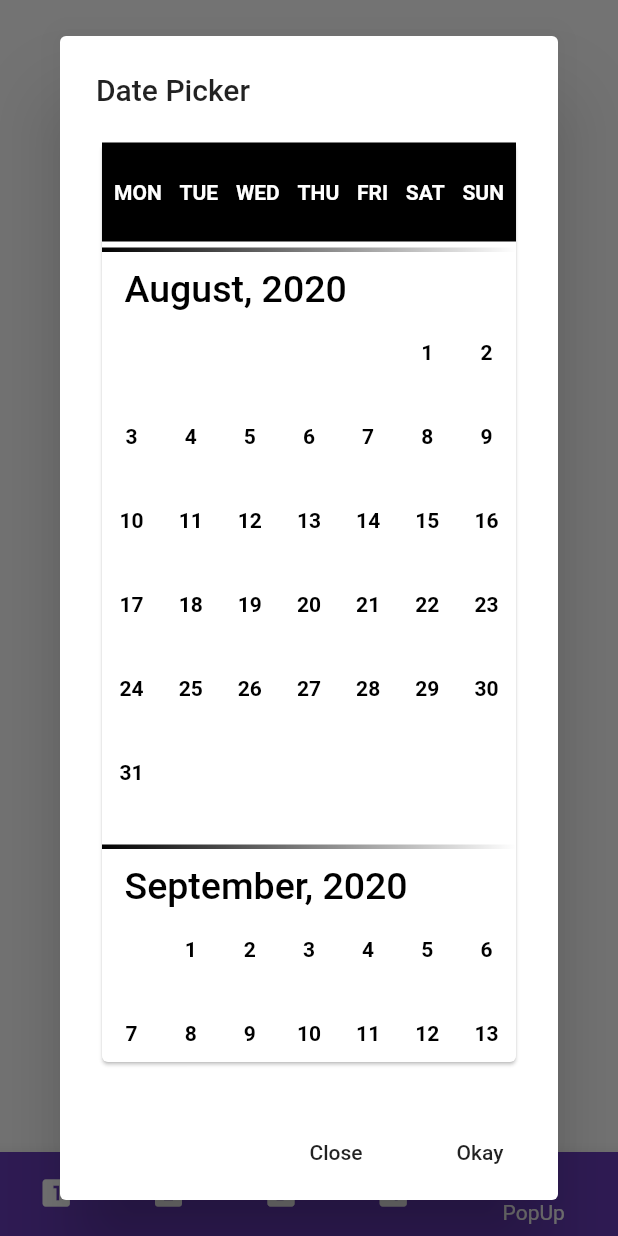
After one commit to achreffaidi/customizable_date_picker, a Flutter app: the screen it shows after launch, item 5 of the bottom bar chosen, after a tap on "Pick Date rage", on a phone screen of 412 x 824 dp. The commit adds this screen. Run offline on Flutter 3.47's test engine with Material 2 defaults, Android fonts, the phone set to English and light mode, and no system bars; network calls fail.

Commit message:
add popup

```diff
--- a/example/lib/homescreen.dart
+++ b/example/lib/homescreen.dart
@@ -2,6 +2,7 @@ import 'package:flutter/material.dart';
 import 'testScreens/business.dart';
 import 'testScreens/default.dart';
 import 'testScreens/pink.dart';
+import 'testScreens/popup.dart';
 import 'testScreens/spiderman.dart';
 
 class HomeScreen extends StatefulWidget {
@@ -53,6 +54,7 @@ Widget getDestinationWidget({Destination destination}) {
     case "SpiderMan" : return  SpiderManDemo();
     case "Pink" : return  PinkDemo();
     case "Business" : return  BusinessDemo();
+    case "PopUp" : return  PopUpDemo();
   }
   return Container();
 }
@@ -66,5 +68,6 @@ const List<Destination> allDestinations = <Destination>[
   Destination('Default', Icons.looks_one, Colors.teal),
   Destination('SpiderMan', Icons.looks_two, Colors.cyan),
   Destination('Pink', Icons.looks_3, Colors.orange),
-  Destination('Business', Icons.looks_4, Colors.blue)
+  Destination('Business', Icons.looks_4, Colors.blue),
+  Destination('PopUp', Icons.looks_6, Colors.deepPurple)
 ];
--- /dev/null
+++ b/example/lib/testScreens/popup.dart
@@ -0,0 +1,182 @@
+import 'package:customizable_date_picker/customizable_date_picker.dart';
+import 'package:customizable_date_picker/models.dart';
+import 'package:flutter/material.dart';
+import 'package:intl/intl.dart';
+
+class PopUpDemo extends StatefulWidget {
+  @override
+  _PopUpDemoState createState() => _PopUpDemoState();
+}
+
+class _PopUpDemoState extends State<PopUpDemo> {
+  CustomDatePickerController _controller = new CustomDatePickerController();
+  DateTime firstDate ;
+  DateTime lastDate ;
+  @override
+  void initState() {
+    _controller.onRangeSelected = (DateTime start,DateTime end){
+      firstDate = start ;
+      lastDate = end;
+      _controller.notify();
+    };
+    super.initState();
+  }
+  @override
+  Widget build(BuildContext context) {
+    return Center(
+      child: Column(
+        mainAxisSize: MainAxisSize.min,
+        children: <Widget>[
+          RaisedButton(child: Text("Pick Date rage"),onPressed: _showPopUp,),
+          SizedBox(height: 200,),
+          firstDate==null?Container():Text("From : " +firstDate.toIso8601String().split("T")[0],style: TextStyle(fontSize: 20),),
+          lastDate==null?Container():Text("To : " +lastDate.toIso8601String().split("T")[0],style: TextStyle(fontSize: 20),),
+        ],
+      ),
+    );
+  }
+
+  Widget dayItemBuilder(CustomDay day, int index) {
+    Color color = Colors.transparent;
+    bool isSelected = false;
+    if (firstDate != null && !day.hidden) {
+      if (day.date.isAtTheSameDayAs(firstDate)) {
+        isSelected = true;
+      } else {
+        if (lastDate != null && day.date.isAfter(firstDate)) {
+          if (day.date.isBefore(lastDate) ||
+              day.date.isAtTheSameDayAs(lastDate)) {
+            isSelected = true;
+          }
+        }
+      }
+    }
+    var br;
+    if (isSelected) {
+      if (firstDate.isAtTheSameDayAs(lastDate)) {
+        br = BorderRadius.circular(25);
+        color = Colors.black;
+      } else if (day.date.isAtTheSameDayAs(firstDate)) {
+        br = BorderRadius.only(
+            topLeft: Radius.circular(25.0), bottomLeft: Radius.circular(25.0));
+ color = Colors.black;
+      } else if (day.date.isAtTheSameDayAs(lastDate)) {
+        br = BorderRadius.only(
+            topRight: Radius.circular(25.0),
+            bottomRight: Radius.circular(25.0));
+        color = Colors.black;
+
+      } else {
+        color = Color.lerp(Colors.black, Colors.white, index/60);
+        br = BorderRadius.only();
+      }
+    }
+    TextStyle style ;
+    if(day.hidden){
+      style = TextStyle(color: Colors.transparent);
+    }else{
+      if(isSelected){
+        style = TextStyle( fontSize: 18,fontWeight: FontWeight.w900 , color: Colors.white);
+      }else{
+        style = TextStyle(fontWeight: FontWeight.w700 , color: Colors.black);
+      }
+    }
+    return Expanded(
+      child: GestureDetector(
+        onTap: () {
+          _controller.onDaySelect(day.date);
+          setState(() {
+
+          });
+        },
+        child: Container(
+          margin: EdgeInsets.symmetric(vertical: 3),
+          decoration: BoxDecoration(
+              color: color,
+              shape: BoxShape.rectangle,
+              borderRadius: br),
+          height: 50,
+          child: Center(
+              child: Container(
+                  child: Text(
+                    day.date.day.toString(),
+                    style: style,
+                  ))),
+        ),
+      ),
+    );
+  }
+
+
+
+  Widget monthTitleBuilder(DateTime date) {
+    final f = new DateFormat('MMMM, yyyy');
+    String formattedText = f.format(date);
+    return Column(
+      crossAxisAlignment: CrossAxisAlignment.start,
+      mainAxisAlignment: MainAxisAlignment.start,
+      children: <Widget>[
+        SizedBox(height: 20,),
+        Container(
+          width: MediaQuery.of(context).size.width*.7,
+          height: 3,
+          decoration: BoxDecoration(
+              gradient: LinearGradient(
+                colors: [Colors.black,Colors.transparent],
+                begin: Alignment.topLeft,
+                end: Alignment.bottomRight,
+              )
+          ),
+        ),
+        Row(
+          mainAxisAlignment: MainAxisAlignment.start,
+          children: <Widget>[
+            Container(
+                padding: EdgeInsets.only(left: 15, top: 10),
+                child: Text(
+                  formattedText,
+                  style: TextStyle(fontSize: 25, fontWeight: FontWeight.w500,color: Colors.black),
+                )),
+          ],
+        ),
+      ],
+    );
+  }
+
+  void _showPopUp() {
+    showDialog(
+      context: context,
+      builder: (BuildContext context) {
+        // return object of type Dialog
+        return AlertDialog(
+          title: new Text("Date Picker"),
+          content: Card(
+            child: CustomDatePicker(
+              _controller,
+              dayItemBuilder: dayItemBuilder,
+              monthTitleBuilder: monthTitleBuilder,
+              headerBackgroundColor: Colors.black,
+              headerTextStyle: TextStyle(color: Colors.white,fontWeight: FontWeight.w700),
+            ),
+          ),
+          actions: <Widget>[
+            // usually buttons at the bottom of the dialog
+            new FlatButton(
+              child: new Text("Close"),
+              onPressed: () {
+                Navigator.of(context).pop();
+              },
+            ),
+            new FlatButton(
+              child: new Text("Okay"),
+              onPressed: () {
+                Navigator.of(context).pop();
+              },
+            ),
+          ],
+        );
+      },
+    );
+
+  }
+}
--- a/lib/customizable_date_picker.dart
+++ b/lib/customizable_date_picker.dart
@@ -331,11 +331,14 @@ class CustomDatePickerController {
       for (CustomDay day in month.days) {
         if (day.date.isAtTheSameDayAs(date) && !day.hidden) {
           day.data = data;
-          datePicker.notify();
+          notify();
           return true;
         }
       }
     }
     return false;
   }
+  void notify(){
+    datePicker.notify();
+  }
 }
```
Also changed, not shown: doc/images/popup.gif (added), 1 other file.
